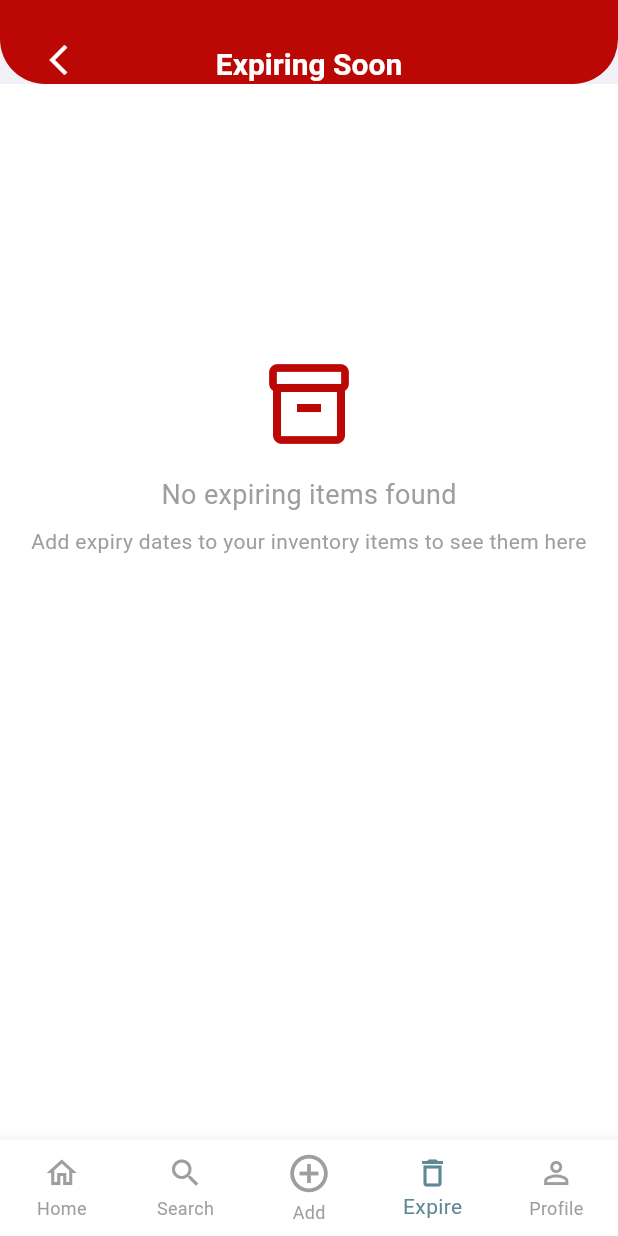
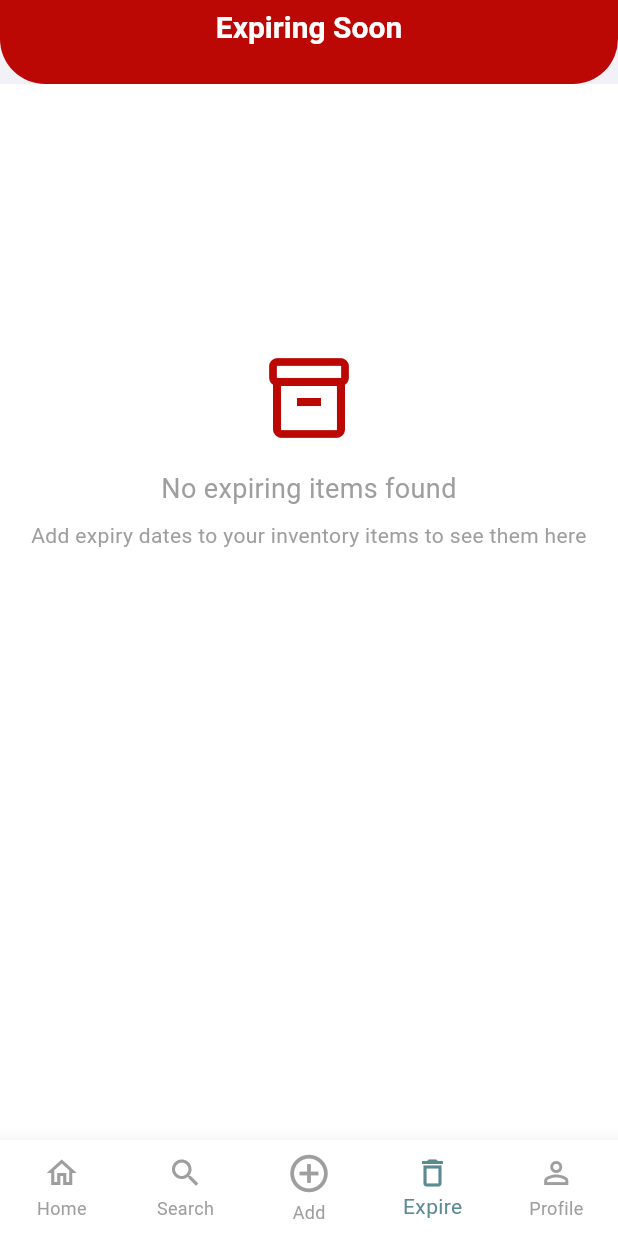
Before and after one commit to keijaz/MealMuse, a Flutter app: the ExpiringItemsScreen screen opened by its route, scrolled down 196 dp, on a phone screen of 412 x 824 dp. Run offline on Flutter 3.47's test engine with Material 3 defaults, Android fonts, the phone set to English and light mode, and no system bars; our stand-ins replace cloud_firestore, firebase_auth, firebase_core, firebase_messaging, flutter_dotenv, flutter_local_notifications and 2 more; accounts and stored records are empty.

Commit message:
Expiring Screen: Fixed UI compatibility issues with different sized phones

```diff
--- a/lib/screens/expiring.dart
+++ b/lib/screens/expiring.dart
@@ -163,8 +163,7 @@ class _ExpiringItemsScreenState extends State<ExpiringItemsScreen> {
     }
   }
 
-
-  // Reusable widget for the item card in the list
+  // Reusable widget for the item card in the list - SIMPLIFIED VERSION
   Widget _buildItemCard(ExpiringItem item) {
     final isDarkMode = ThemeProvider().darkModeEnabled;
     final cardBg = isDarkMode ? const Color(0xFF2A2A2A) : _primaryWhite;
@@ -179,7 +178,7 @@ class _ExpiringItemsScreenState extends State<ExpiringItemsScreen> {
     return Padding(
       padding: const EdgeInsets.symmetric(vertical: 8.0, horizontal: 20.0),
       child: Container(
-        padding: const EdgeInsets.all(20.0),
+        padding: const EdgeInsets.all(16.0),
         decoration: BoxDecoration(
           color: cardBg,
           borderRadius: BorderRadius.circular(20.0),
@@ -194,10 +193,12 @@ class _ExpiringItemsScreenState extends State<ExpiringItemsScreen> {
         ),
         child: Row(
           children: [
+            // Item details - takes most of the space
             Expanded(
               child: Column(
                 crossAxisAlignment: CrossAxisAlignment.start,
                 children: [
+                  // Item name
                   Text(
                     item.name,
                     style: TextStyle(
@@ -205,28 +206,42 @@ class _ExpiringItemsScreenState extends State<ExpiringItemsScreen> {
                       fontWeight: FontWeight.bold,
                       color: textColor,
                     ),
+                    maxLines: 1,
+                    overflow: TextOverflow.ellipsis,
                   ),
-                  const SizedBox(height: 4),
+                  const SizedBox(height: 6),
+
+                  // Quantity and expiry in a single row
                   Row(
                     children: [
+                      // Quantity without "Count:" text
                       Text(
-                        '${TranslationHelper.t('Count', 'تعداد')}: ${item.count} ${item.unit}',
+                        '${item.count} ${item.unit}',
                         style: TextStyle(fontSize: 14, color: subtitleColor),
+                        maxLines: 1,
+                        overflow: TextOverflow.ellipsis,
                       ),
-                      const SizedBox(width: 10),
+                      const SizedBox(width: 16),
+                      // Expiry information
                       Text(
                         '${TranslationHelper.t('Expires In', 'میعاد باقی')}: ${item.expiry}',
                         style: TextStyle(fontSize: 14, color: subtitleColor),
+                        maxLines: 1,
+                        overflow: TextOverflow.ellipsis,
                       ),
                     ],
                   ),
                 ],
               ),
             ),
+
+            const SizedBox(width: 12),
+
+            // Warning icon only
             if (showWarning)
               Container(
-                width: 40,
-                height: 40,
+                width: 32,
+                height: 32,
                 decoration: BoxDecoration(
                   color: _primaryRed,
                   shape: BoxShape.circle,
@@ -236,7 +251,7 @@ class _ExpiringItemsScreenState extends State<ExpiringItemsScreen> {
                     '!',
                     style: TextStyle(
                       color: _primaryWhite,
-                      fontSize: 28,
+                      fontSize: 20,
                       fontWeight: FontWeight.bold,
                       height: 1.0,
                     ),
@@ -275,13 +290,18 @@ class _ExpiringItemsScreenState extends State<ExpiringItemsScreen> {
               color: _primaryRed,
               size: 64,
             ),
-            SizedBox(height: 16),
-            Text(
+            const SizedBox(height: 16),
+            Padding(
+              padding: const EdgeInsets.symmetric(horizontal: 20.0),
+              child: Text(
                 _errorMessage!,
-              style: TextStyle(fontSize: 16, color: Colors.grey),
+                style: const TextStyle(fontSize: 16, color: Colors.grey),
                 textAlign: TextAlign.center,
+                maxLines: 3,
+                overflow: TextOverflow.ellipsis,
               ),
-            SizedBox(height: 16),
+            ),
+            const SizedBox(height: 16),
             ElevatedButton(
               onPressed: _loadExpiringItems,
               style: ElevatedButton.styleFrom(
@@ -297,6 +317,8 @@ class _ExpiringItemsScreenState extends State<ExpiringItemsScreen> {
 
     if (_expiringItems.isEmpty) {
       return Center(
+        child: Padding(
+          padding: const EdgeInsets.symmetric(horizontal: 20.0),
           child: Column(
             mainAxisAlignment: MainAxisAlignment.center,
             children: [
@@ -305,18 +327,24 @@ class _ExpiringItemsScreenState extends State<ExpiringItemsScreen> {
                 color: _primaryRed,
                 size: 64,
               ),
-            SizedBox(height: 16),
+              const SizedBox(height: 16),
               Text(
                 TranslationHelper.t('No expiring items found', 'کوئی ختم ہونے والی اشیاء نہیں ملیں'),
-              style: TextStyle(fontSize: 18, color: Colors.grey),
+                style: const TextStyle(fontSize: 18, color: Colors.grey),
+                textAlign: TextAlign.center,
+                maxLines: 2,
+                overflow: TextOverflow.ellipsis,
               ),
-            SizedBox(height: 8),
+              const SizedBox(height: 8),
               Text(
                 TranslationHelper.t('Add expiry dates to your inventory items to see them here', 'اپنی انوینٹری آئٹمز میں میعاد ختم ہونے کی تاریخیں شامل کریں تاکہ یہاں دکھائی دیں'),
-              style: TextStyle(fontSize: 14, color: Colors.grey),
+                style: const TextStyle(fontSize: 14, color: Colors.grey),
                 textAlign: TextAlign.center,
+                maxLines: 3,
+                overflow: TextOverflow.ellipsis,
               ),
             ],
+          ),
         ),
       );
     }
@@ -324,10 +352,7 @@ class _ExpiringItemsScreenState extends State<ExpiringItemsScreen> {
     return SliverList(
       delegate: SliverChildBuilderDelegate(
         (BuildContext context, int index) {
-          return Padding(
-            padding: index == 0 ? const EdgeInsets.only(top: 24.0) : EdgeInsets.zero,
-            child: _buildItemCard(_expiringItems[index]),
-          );
+          return _buildItemCard(_expiringItems[index]);
         },
         childCount: _expiringItems.length,
       ),
@@ -347,9 +372,9 @@ class _ExpiringItemsScreenState extends State<ExpiringItemsScreen> {
       backgroundColor: backgroundColor,
       body: CustomScrollView(
         slivers: [
-          // --- Custom AppBar Section ---
+          // --- Fixed AppBar Section - Removed overflow ---
           SliverAppBar(
-            expandedHeight: 120.0,
+            expandedHeight: 100.0, // Reduced height to prevent overflow
             floating: false,
             pinned: true,
             backgroundColor: Colors.transparent,
@@ -367,37 +392,19 @@ class _ExpiringItemsScreenState extends State<ExpiringItemsScreen> {
                 valueListenable: LocaleProvider().localeNotifier,
                 builder: (context, locale, _) {
                   return FlexibleSpaceBar(
-                    titlePadding: EdgeInsets.zero,
-                    title: SafeArea(
-                      child: Padding(
-                        padding: const EdgeInsets.only(top: 20.0, left: 15.0, right: 15.0),
-                        child: Row(
-                          mainAxisAlignment: MainAxisAlignment.spaceBetween,
-                          crossAxisAlignment: CrossAxisAlignment.start,
-                          children: [
-                            Padding(
-                              padding: const EdgeInsets.only(left: 0.0, top: 0.0),
-                              child: IconButton(
-                                icon: const Icon(Icons.arrow_back_ios_new, color: _primaryWhite, size: 24),
-                                onPressed: () {
-                                  Navigator.pop(context);
-                                },
-                              ),
-                            ),
-                            Padding(
-                              padding: const EdgeInsets.only(top: 10.0),
+                    titlePadding: const EdgeInsets.only(bottom: 16.0), // Adjusted padding
+                    centerTitle: true,
+                    title: Container(
+                      padding: const EdgeInsets.only(bottom: 10.0),
                       child: Text(
                         TranslationHelper.t('Expiring Soon', 'جلد ختم ہونے والی اشیاء'),
-                                style: TextStyle(
+                        style: const TextStyle(
                           color: _primaryWhite,
                           fontWeight: FontWeight.bold,
                           fontSize: 20,
                         ),
-                              ),
-                            ),
-                            const SizedBox(width: 48),
-                          ],
-                        ),
+                        maxLines: 1,
+                        overflow: TextOverflow.ellipsis,
                       ),
                     ),
                   );
@@ -406,7 +413,12 @@ class _ExpiringItemsScreenState extends State<ExpiringItemsScreen> {
             ),
           ),
 
-          // --- Dynamic Content based on state ---
+          // Add some top padding to the list
+          const SliverToBoxAdapter(
+            child: SizedBox(height: 16.0),
+          ),
+
+          // --- Dynamic Content ---
           _isLoading || _errorMessage != null || _expiringItems.isEmpty
               ? SliverFillRemaining(
                   child: _buildContent(),
```
Also changed, not shown: lib/screens/recipe.dart (+22 -2 lines), 1 other file. Lines whose indentation alone changed are shown as unchanged.
